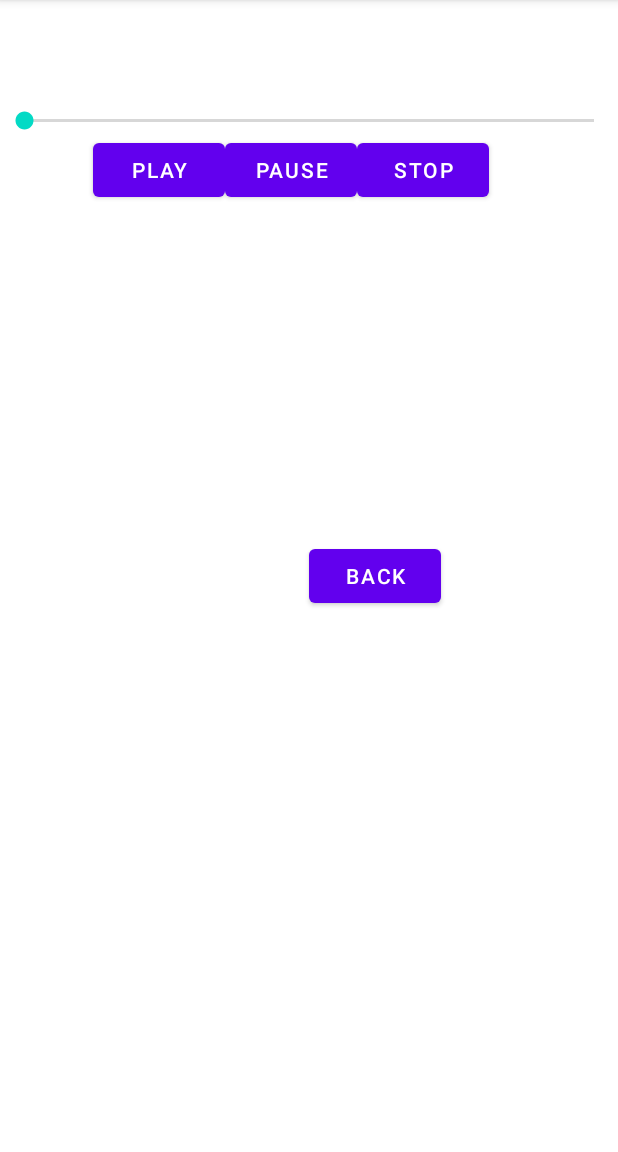
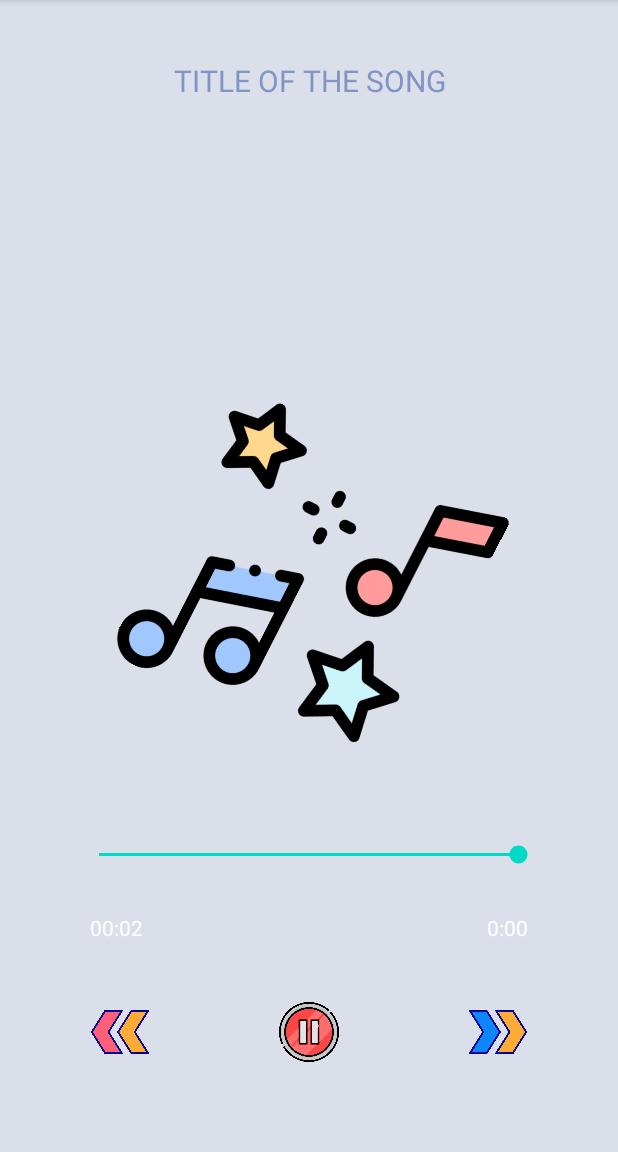
Before and after one commit to JimDaDa/Lab9_Android, an Android app: the Play_Activity screen opened directly, with no data from a screen before it, on a phone screen of 412 x 824 dp, the part 84-1236 px from its top. Run offline under Robolectric (Android 15) with nearby library versions, the phone set to English and light mode, and no system bars; 7 statements that could not run were skipped.

Commit message:
//51900491 update

```diff
--- a/bai_2/src/main/AndroidManifest.xml
+++ b/bai_2/src/main/AndroidManifest.xml
@@ -1,6 +1,6 @@
 <?xml version="1.0" encoding="utf-8"?>
 <manifest xmlns:android="http://schemas.android.com/apk/res/android">
-
+    <uses-permission android:name="android.permission.READ_EXTERNAL_STORAGE"/>
     <application
         android:allowBackup="true"
         android:icon="@mipmap/ic_launcher"
--- /dev/null
+++ b/bai_2/src/main/java/com/example/bai_2/MyMediaPlayer.java
@@ -0,0 +1,16 @@
+package com.example.bai_2;
+
+import android.media.MediaPlayer;
+
+public class MyMediaPlayer {
+    static MediaPlayer instance;
+
+    public static MediaPlayer getInstance(){
+        if(instance == null){
+            instance = new MediaPlayer();
+        }
+        return instance;
+    }
+
+    public static int currentIndex = -1;
+}
--- a/bai_2/src/main/java/com/example/bai_2/Play_Activity.java
+++ b/bai_2/src/main/java/com/example/bai_2/Play_Activity.java
@@ -4,11 +4,11 @@ import androidx.appcompat.app.AppCompatActivity;
 
 import android.os.Bundle;
 import java.io.IOException;
+import java.util.ArrayList;
+import java.util.concurrent.TimeUnit;
 
 import android.media.MediaPlayer;
-import android.os.Bundle;
 import android.os.Handler;
-import android.app.Activity;
 import android.content.Intent;
 import android.util.Log;
 import android.view.Menu;
@@ -16,155 +16,145 @@ import android.view.View;
 import android.view.View.OnTouchListener;
 import android.widget.Button;
 import android.view.MotionEvent;
+import android.widget.ImageView;
 import android.widget.SeekBar;
 import android.widget.TextView;
 
 public class Play_Activity extends AppCompatActivity {
-    private MediaPlayer mMedia;
-    private Handler handler = new Handler();
     private SeekBar seekBar;
+    TextView titleTv,currentTimeTv,totalTimeTv;
+
+    ImageView pausePlay,nextBtn,previousBtn,musicIcon;
+    ArrayList<MediaFile> songsList;
+    MediaFile currentSong;
+    MediaPlayer mediaPlayer = MyMediaPlayer.getInstance();
+    int x=0;
+
     @Override
     protected void onCreate(Bundle savedInstanceState) {
         super.onCreate(savedInstanceState);
         setContentView(R.layout.activity_play);
-        if (mMedia != null) {
-            mMedia.release();
-        }
+        titleTv = findViewById(R.id.song_title);
+        currentTimeTv = findViewById(R.id.current_time);
+        totalTimeTv = findViewById(R.id.total_time);
+        seekBar = findViewById(R.id.seek_bar);
+        pausePlay = findViewById(R.id.pause_play);
+        nextBtn = findViewById(R.id.next);
+        previousBtn = findViewById(R.id.previous);
+        musicIcon = findViewById(R.id.music_icon_big);
 
-        Intent intent = getIntent();
-        final String musicName = intent.getStringExtra("vMusicName");
-        final String musicPath = intent.getStringExtra("vMusicPath");
+        titleTv.setSelected(true);
 
-        final TextView txtView = findViewById(R.id.textView1);
-        txtView.setText(musicName);
+        songsList = (ArrayList<MediaFile>) getIntent().getSerializableExtra("LIST");
 
-        /* Resource in R.
-         * mMedia = MediaPlayer.create(this, R.raw.music);
-         * mMedia.start();
-         */
+        setResourcesWithMusic();
 
-        /*
-         * from DataSource
-         * mMedia = new MediaPlayer();
-         * mMedia.setDataSource("https://file-examples.com/wp-content/uploads/2017/11/file_example_MP3_700KB.mp3");
-         * mMedia.start();
-         *
-         */
-        mMedia = new MediaPlayer();
-        try {
-            Log.d("Path", musicPath);
-            mMedia.setDataSource(musicPath);
-            mMedia.prepare();
+        Play_Activity.this.runOnUiThread(new Runnable() {
+            @Override
+            public void run() {
+                if(mediaPlayer!=null){
+                    seekBar.setProgress(mediaPlayer.getCurrentPosition());
+                    currentTimeTv.setText(convertToMMSS(mediaPlayer.getCurrentPosition()+""));
 
-        } catch (IOException e) {
-            // TODO Auto-generated catch block
-            e.printStackTrace();
-        }
+                    if(mediaPlayer.isPlaying()){
+                        pausePlay.setImageResource(R.drawable.pause);
+                        musicIcon.setRotation(x++);
+                    }else{
+                        pausePlay.setImageResource(R.drawable.play);
+                        musicIcon.setRotation(0);
+                    }
 
-        seekBar = findViewById(R.id.seekBar1);
-        seekBar.setMax(mMedia.getDuration());
-        seekBar.setOnTouchListener(new OnTouchListener() {
-            public boolean onTouch(View v, MotionEvent event) {
-                updateSeekChange(v);
-                return false;
+                }
+                new Handler().postDelayed(this,100);
             }
         });
 
-        final Button btn1 = findViewById(R.id.button1); // Start
-        final Button btn2 = findViewById(R.id.button2); // Pause
-        final Button btn3 = findViewById(R.id.button3); // Stop
-        final Button btn4 = findViewById(R.id.button4); // Back
+        seekBar.setOnSeekBarChangeListener(new SeekBar.OnSeekBarChangeListener() {
+            @Override
+            public void onProgressChanged(SeekBar seekBar, int progress, boolean fromUser) {
+                if(mediaPlayer!=null && fromUser){
+                    mediaPlayer.seekTo(progress);
+                }
+            }
 
-        // Start
-        btn1.setOnClickListener(new View.OnClickListener() {
-            public void onClick(View v) {
-                txtView.setText("Playing music...");
-                mMedia.start();
-                startPlayProgressUpdater();
-                btn1.setEnabled(false);
-                btn2.setEnabled(true);
-                btn3.setEnabled(true);
+            @Override
+            public void onStartTrackingTouch(SeekBar seekBar) {
+
             }
-        });
 
-        // Pause
-        btn2.setOnClickListener(new View.OnClickListener() {
-            public void onClick(View v) {
-                txtView.setText("Pause!");
-                mMedia.pause();
-                btn1.setEnabled(true);
-                btn2.setEnabled(false);
-                btn3.setEnabled(false);
-            }
-        });
-
-        // Stop
-        btn3.setOnClickListener(new View.OnClickListener() {
-            public void onClick(View v) {
-                txtView.setText("Stop!");
-                mMedia.stop();
-                btn1.setEnabled(true);
-                btn2.setEnabled(false);
-                btn3.setEnabled(false);
-                try {
-                    mMedia.prepare();
-                    mMedia.seekTo(0);
-                } catch (IllegalStateException e) {
-                    // TODO Auto-generated catch block
-                    e.printStackTrace();
-                } catch (IOException e) {
-                    // TODO Auto-generated catch block
-                    e.printStackTrace();
-                }
+            @Override
+            public void onStopTrackingTouch(SeekBar seekBar) {
 
             }
         });
 
-        // Back
-        btn4.setOnClickListener(new View.OnClickListener() {
-            public void onClick(View v) {
-                if (mMedia.isPlaying()) {
-                    mMedia.stop();
-                }
-                Intent newActivity = new Intent(Play_Activity.this, Bai_2.class);
-                startActivity(newActivity);
-            }
-        });
+
 
     }
-    private void updateSeekChange(View v) {
-        if (mMedia.isPlaying()) {
-            SeekBar sb = (SeekBar) v;
-            mMedia.seekTo(sb.getProgress());
-        }
-    }
+    void setResourcesWithMusic(){
+        currentSong = songsList.get(MyMediaPlayer.currentIndex);
 
-    public void startPlayProgressUpdater() {
-        seekBar.setProgress(mMedia.getCurrentPosition());
+        titleTv.setText(currentSong.getTitle());
 
-        if (mMedia.isPlaying()) {
-            Runnable notification = new Runnable() {
-                public void run() {
-                    startPlayProgressUpdater();
-                }
-            };
-            handler.postDelayed(notification, 1000);
-        }
+        totalTimeTv.setText(convertToMMSS(currentSong.getDuration()));
+
+        pausePlay.setOnClickListener(v-> pausePlay());
+        nextBtn.setOnClickListener(v-> playNextSong());
+        previousBtn.setOnClickListener(v-> playPreviousSong());
+
+        playMusic();
+
+
     }
 
 
-    @Override
-    protected void onDestroy() {
-        // TODO Auto-generated method stub
-        super.onDestroy();
-        if (mMedia != null) {
-            mMedia.release();
+    private void playMusic(){
+
+        mediaPlayer.reset();
+        try {
+            mediaPlayer.setDataSource(currentSong.getPath());
+            mediaPlayer.prepare();
+            mediaPlayer.start();
+            seekBar.setProgress(0);
+            seekBar.setMax(mediaPlayer.getDuration());
+        } catch (IOException e) {
+            e.printStackTrace();
         }
+
+
     }
 
-    @Override
-    public boolean onCreateOptionsMenu(Menu menu) {
-        return true;
+    private void playNextSong(){
+
+        if(MyMediaPlayer.currentIndex== songsList.size()-1)
+            return;
+        MyMediaPlayer.currentIndex +=1;
+        mediaPlayer.reset();
+        setResourcesWithMusic();
+
+    }
+
+    private void playPreviousSong(){
+        if(MyMediaPlayer.currentIndex== 0)
+            return;
+        MyMediaPlayer.currentIndex -=1;
+        mediaPlayer.reset();
+        setResourcesWithMusic();
+    }
+
+    private void pausePlay(){
+        if(mediaPlayer.isPlaying())
+            mediaPlayer.pause();
+        else
+            mediaPlayer.start();
+    }
+
+
+    public static String convertToMMSS(String duration){
+        Long millis = Long.parseLong(duration);
+        return String.format("%02d:%02d",
+                TimeUnit.MILLISECONDS.toMinutes(millis) % TimeUnit.HOURS.toMinutes(1),
+                TimeUnit.MILLISECONDS.toSeconds(millis) % TimeUnit.MINUTES.toSeconds(1));
     }
 
 }
--- a/bai_2/src/main/res/layout/activity_play.xml
+++ b/bai_2/src/main/res/layout/activity_play.xml
@@ -1,58 +1,140 @@
+<?xml version="1.0" encoding="utf-8"?>
 <RelativeLayout xmlns:android="http://schemas.android.com/apk/res/android"
+    xmlns:app="http://schemas.android.com/apk/res-auto"
     xmlns:tools="http://schemas.android.com/tools"
     android:layout_width="match_parent"
-    android:layout_height="match_parent" >
+    android:layout_height="match_parent"
+    android:background="#DBDFEA">
 
-    <Button
-        android:id="@+id/button1"
-        android:layout_width="wrap_content"
-        android:layout_height="wrap_content"
-        android:layout_alignParentLeft="true"
-        android:layout_alignParentTop="true"
-        android:layout_marginLeft="62dp"
-        android:layout_marginTop="89dp"
-        android:text="Play" />
+<!--    <Button-->
+<!--        android:id="@+id/button1"-->
+<!--        android:layout_width="wrap_content"-->
+<!--        android:layout_height="wrap_content"-->
+<!--        android:layout_alignParentLeft="true"-->
+<!--        android:layout_alignParentTop="true"-->
+<!--        android:layout_marginLeft="62dp"-->
+<!--        android:layout_marginTop="89dp"-->
+<!--        android:text="Play" />-->
 
     <TextView
-        android:id="@+id/textView1"
-        android:layout_width="wrap_content"
-        android:layout_height="wrap_content"
-        android:layout_alignParentTop="true"
-        android:layout_centerHorizontal="true"
-        android:layout_marginTop="34dp"
-        android:text="TextView" />
-
-    <Button
-        android:id="@+id/button2"
-        android:layout_width="wrap_content"
-        android:layout_height="wrap_content"
-        android:layout_alignBaseline="@+id/button1"
-        android:layout_alignBottom="@+id/button1"
-        android:layout_toRightOf="@+id/button1"
-        android:text="Pause" />
-
-    <Button
-        android:id="@+id/button3"
-        android:layout_width="wrap_content"
-        android:layout_height="wrap_content"
-        android:layout_alignBaseline="@+id/button2"
-        android:layout_alignBottom="@+id/button2"
-        android:layout_toRightOf="@+id/button2"
-        android:text="Stop" />
-
-    <SeekBar
-        android:id="@+id/seekBar1"
+        android:id="@+id/song_title"
         android:layout_width="match_parent"
         android:layout_height="wrap_content"
-        android:layout_above="@+id/button2"
-        android:layout_alignParentLeft="true" />
+        android:layout_marginStart="20dp"
+        android:layout_marginTop="20dp"
+        android:layout_marginEnd="20dp"
+        android:layout_marginBottom="20dp"
+        android:ellipsize="marquee"
+        android:padding="20dp"
+        android:singleLine="true"
+        android:text="TITLE OF THE SONG"
+        android:textColor="#8294C4"
+        android:gravity="center"
+        android:textSize="20dp" />
+    <ImageView
+        android:layout_width="240dp"
+        android:layout_height="240dp"
+        android:id="@+id/music_icon_big"
+        android:layout_centerHorizontal="true"
+        android:padding="20dp"
+        android:layout_above="@id/controls"
+        android:src="@drawable/music_icon_big"/>
 
-    <Button
-        android:id="@+id/button4"
-        android:layout_width="wrap_content"
+<!--    <Button-->
+<!--        android:id="@+id/button2"-->
+<!--        android:layout_width="wrap_content"-->
+<!--        android:layout_height="wrap_content"-->
+<!--        android:layout_alignBaseline="@+id/button1"-->
+<!--        android:layout_alignBottom="@+id/button1"-->
+<!--        android:layout_toRightOf="@+id/button1"-->
+<!--        android:text="Pause" />-->
+
+<!--    <Button-->
+<!--        android:id="@+id/button3"-->
+<!--        android:layout_width="wrap_content"-->
+<!--        android:layout_height="wrap_content"-->
+<!--        android:layout_alignBaseline="@+id/button2"-->
+<!--        android:layout_alignBottom="@+id/button2"-->
+<!--        android:layout_toRightOf="@+id/button2"-->
+<!--        android:text="Stop" />-->
+
+<!--    <SeekBar-->
+<!--        android:id="@+id/seekBar1"-->
+<!--        android:layout_width="match_parent"-->
+<!--        android:layout_height="wrap_content"-->
+<!--        android:layout_above="@+id/button2"-->
+<!--        android:layout_alignParentLeft="true" />-->
+
+<!--    <Button-->
+<!--        android:id="@+id/button4"-->
+<!--        android:layout_width="wrap_content"-->
+<!--        android:layout_height="wrap_content"-->
+<!--        android:layout_alignLeft="@+id/song_title"-->
+<!--        android:layout_centerVertical="true"-->
+<!--        android:text="Back" />-->
+    <RelativeLayout
+        android:layout_width="match_parent"
         android:layout_height="wrap_content"
-        android:layout_alignLeft="@+id/textView1"
-        android:layout_centerVertical="true"
-        android:text="Back" />
+        android:layout_alignParentBottom="true"
+        android:id="@+id/controls"
+        android:padding="40dp">
+
+        <SeekBar
+            android:layout_width="match_parent"
+            android:layout_height="wrap_content"
+            android:id="@+id/seek_bar"
+            android:layout_margin="10dp"
+            android:backgroundTint="@color/white"/>
+
+        <TextView
+            android:layout_width="wrap_content"
+            android:layout_height="wrap_content"
+            android:id="@+id/current_time"
+            android:layout_below="@id/seek_bar"
+            android:text="0:00"
+            android:layout_alignParentStart="true"
+            android:textColor="@color/white"
+            android:layout_margin="20dp"/>
+        <TextView
+            android:layout_width="wrap_content"
+            android:layout_height="wrap_content"
+            android:layout_below="@id/seek_bar"
+            android:id="@+id/total_time"
+            android:text="0:00"
+            android:layout_alignParentEnd="true"
+            android:textColor="@color/white"
+            android:layout_margin="20dp"/>
+
+        <RelativeLayout
+            android:layout_width="match_parent"
+            android:layout_height="wrap_content"
+            android:layout_below="@id/total_time"
+            android:padding="20dp">
+
+            <ImageView
+                android:id="@+id/previous"
+                android:layout_width="40dp"
+                android:layout_height="40dp"
+                android:layout_alignParentStart="true"
+                android:layout_centerVertical="true"
+                android:src="@drawable/previous" />
+            <ImageView
+                android:layout_width="40dp"
+                android:layout_height="40dp"
+                android:src="@drawable/skip"
+                android:layout_centerVertical="true"
+                android:layout_alignParentEnd="true"
+                android:id="@+id/next"/>
+
+            <ImageView
+                android:id="@+id/pause_play"
+                android:layout_width="40dp"
+                android:layout_height="40dp"
+                android:layout_centerInParent="true"
+                android:src="@drawable/pause" />
+
+        </RelativeLayout>
+
+    </RelativeLayout>
 
 </RelativeLayout>
```
Also changed, not shown: bai_2/src/main/java/com/example/bai_2/Bai_2.java (+61 -35 lines), bai_2/src/main/java/com/example/bai_2/MediaFile.java (+21 -33 lines), bai_2/src/main/java/com/example/bai_2/MediaFileAdaptor.java (+38 -32 lines), bai_2/src/main/res/layout/activity_bai2.xml (+20 -1 lines), bai_2/src/main/res/layout/list_row.xml (+25 -16 lines), bai_2/src/main/res/drawable/music_icon_big.png (added), bai_2/src/main/res/drawable/pause.png (added), bai_2/src/main/res/drawable/play.png (added), bai_2/src/main/res/drawable/previous.png (added), bai_2/src/main/res/drawable/skip.png (added).
